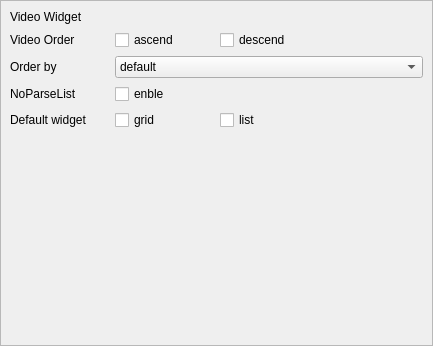
Above: sVanilla/src/ClientUi/Setting/AdvanceSettings.ui from WangPengZhan/sVanilla before the change. Below: the same form after it.
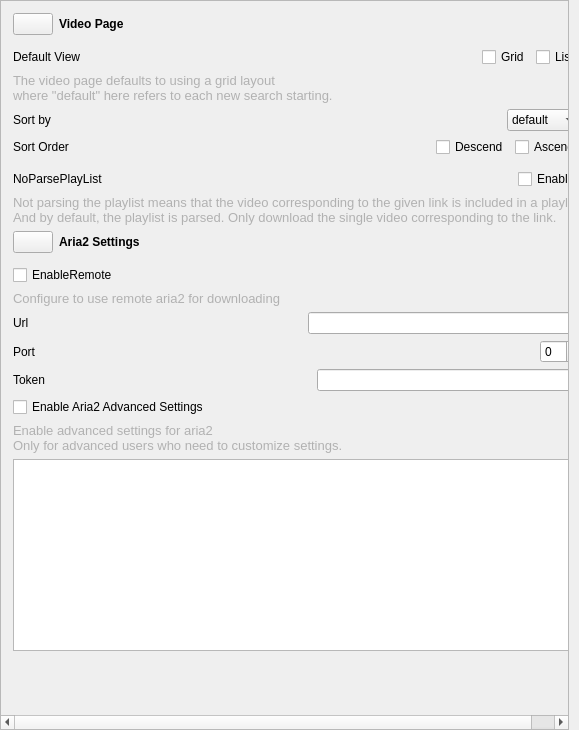
That is the form after the change. Icons and pictures are not drawn. Custom widgets are drawn as their Qt base class.

Commit message: feature: update ui settings

```diff
--- a/sVanilla/src/ClientUi/Setting/AdvanceSettings.ui
+++ b/sVanilla/src/ClientUi/Setting/AdvanceSettings.ui
@@ -6,14 +6,17 @@
    <rect>
     <x>0</x>
     <y>0</y>
-    <width>433</width>
-    <height>346</height>
+    <width>579</width>
+    <height>730</height>
    </rect>
   </property>
   <property name="windowTitle">
    <string>AdvanceSetting</string>
   </property>
-  <layout class="QGridLayout" name="gridLayout">
+  <layout class="QVBoxLayout" name="verticalLayout">
+   <property name="spacing">
+    <number>0</number>
+   </property>
    <property name="leftMargin">
     <number>0</number>
    </property>
@@ -21,15 +24,12 @@
     <number>0</number>
    </property>
    <property name="rightMargin">
-    <number>0</number>
+    <number>10</number>
    </property>
    <property name="bottomMargin">
     <number>0</number>
    </property>
-   <property name="spacing">
-    <number>0</number>
-   </property>
-   <item row="0" column="0">
+   <item>
     <widget class="QScrollArea" name="scrollArea">
      <property name="widgetResizable">
       <bool>true</bool>
@@ -39,136 +39,714 @@
        <rect>
         <x>0</x>
         <y>0</y>
-        <width>431</width>
-        <height>344</height>
+        <width>567</width>
+        <height>770</height>
        </rect>
       </property>
-      <layout class="QGridLayout" name="gridLayoutSrcoll">
+      <layout class="QVBoxLayout" name="verticalLayout_2">
        <property name="leftMargin">
-        <number>0</number>
+        <number>12</number>
        </property>
        <property name="topMargin">
-        <number>0</number>
+        <number>12</number>
        </property>
        <property name="rightMargin">
-        <number>0</number>
+        <number>12</number>
        </property>
        <property name="bottomMargin">
-        <number>0</number>
+        <number>12</number>
        </property>
-       <property name="spacing">
-        <number>0</number>
-       </property>
-       <item row="1" column="0">
-        <spacer name="verticalSpacer">
-         <property name="orientation">
-          <enum>Qt::Vertical</enum>
-         </property>
-         <property name="sizeHint" stdset="0">
-          <size>
-           <width>20</width>
-           <height>202</height>
-          </size>
-         </property>
-        </spacer>
-       </item>
-       <item row="0" column="0">
+       <item>
         <widget class="QWidget" name="widgetVideo" native="true">
-         <layout class="QGridLayout" name="gridLayout_2">
-          <item row="5" column="0">
-           <widget class="QLabel" name="labelDefaultWIdget">
-            <property name="text">
-             <string>Default widget</string>
-            </property>
+         <layout class="QVBoxLayout" name="verticalLayout_4">
+          <property name="leftMargin">
+           <number>0</number>
+          </property>
+          <property name="topMargin">
+           <number>0</number>
+          </property>
+          <property name="rightMargin">
+           <number>0</number>
+          </property>
+          <property name="bottomMargin">
+           <number>0</number>
+          </property>
+          <item>
+           <widget class="QWidget" name="widget_4" native="true">
+            <layout class="QHBoxLayout" name="horizontalLayout_3">
+             <property name="leftMargin">
+              <number>0</number>
+             </property>
+             <property name="topMargin">
+              <number>0</number>
+             </property>
+             <property name="rightMargin">
+              <number>0</number>
+             </property>
+             <property name="bottomMargin">
+              <number>0</number>
+             </property>
+             <item>
+              <widget class="QPushButton" name="btnVideoPageIcon">
+               <property name="sizePolicy">
+                <sizepolicy hsizetype="Fixed" vsizetype="Fixed">
+                 <horstretch>0</horstretch>
+                 <verstretch>0</verstretch>
+                </sizepolicy>
+               </property>
+               <property name="text">
+                <string/>
+               </property>
+               <property name="icon">
+                <iconset resource="../../../resource/sVanilla.qrc">
+                 <normaloff>:/icon/bar/video.svg</normaloff>:/icon/bar/video.svg</iconset>
+               </property>
+               <property name="_vanillaStyle_Patch" stdset="0">
+                <string>ButtonIconPatch</string>
+               </property>
+              </widget>
+             </item>
+             <item>
+              <widget class="QLabel" name="labelVideoWidget">
+               <property name="font">
+                <font>
+                 <bold>true</bold>
+                </font>
+               </property>
+               <property name="text">
+                <string>Video Page</string>
+               </property>
+              </widget>
+             </item>
+            </layout>
            </widget>
           </item>
-          <item row="3" column="0">
-           <widget class="QLabel" name="labelOrderBy">
-            <property name="text">
-             <string>Order by</string>
-            </property>
+          <item>
+           <widget class="DividingLine" name="lineVideoPage" native="true"/>
+          </item>
+          <item>
+           <widget class="QWidget" name="widgetDefaultView" native="true">
+            <layout class="QHBoxLayout" name="horizontalLayout_8">
+             <property name="leftMargin">
+              <number>0</number>
+             </property>
+             <property name="topMargin">
+              <number>0</number>
+             </property>
+             <property name="rightMargin">
+              <number>0</number>
+             </property>
+             <property name="bottomMargin">
+              <number>0</number>
+             </property>
+             <item>
+              <widget class="QLabel" name="labelDefaultWIdget">
+               <property name="text">
+                <string>Default View</string>
+               </property>
+              </widget>
+             </item>
+             <item>
+              <spacer name="horizontalSpacer_3">
+               <property name="orientation">
+                <enum>Qt::Orientation::Horizontal</enum>
+               </property>
+               <property name="sizeHint" stdset="0">
+                <size>
+                 <width>40</width>
+                 <height>20</height>
+                </size>
+               </property>
+              </spacer>
+             </item>
+             <item>
+              <widget class="QCheckBox" name="cbxGrid">
+               <property name="text">
+                <string>Grid</string>
+               </property>
+              </widget>
+             </item>
+             <item>
+              <widget class="QCheckBox" name="cbxList">
+               <property name="text">
+                <string>List</string>
+               </property>
+              </widget>
+             </item>
+            </layout>
            </widget>
           </item>
-          <item row="1" column="2">
-           <widget class="QCheckBox" name="cbxDes">
+          <item>
+           <widget class="QLabel" name="labelDefaultExplain">
+            <property name="palette">
+             <palette>
+              <active>
+               <colorrole role="WindowText">
+                <brush brushstyle="SolidPattern">
+                 <color alpha="66">
+                  <red>0</red>
+                  <green>0</green>
+                  <blue>0</blue>
+                 </color>
+                </brush>
+               </colorrole>
+              </active>
+              <inactive>
+               <colorrole role="WindowText">
+                <brush brushstyle="SolidPattern">
+                 <color alpha="66">
+                  <red>0</red>
+                  <green>0</green>
+                  <blue>0</blue>
+                 </color>
+                </brush>
+               </colorrole>
+              </inactive>
+              <disabled/>
+             </palette>
+            </property>
+            <property name="font">
+             <font>
+              <pointsize>10</pointsize>
+              <fontweight>Light</fontweight>
+             </font>
+            </property>
             <property name="text">
-             <string>descend</string>
+             <string>The video page defaults to using a grid layout
+where &quot;default&quot; here refers to each new search starting.</string>
             </property>
            </widget>
           </item>
-          <item row="4" column="0">
-           <widget class="QLabel" name="labelNoParseList">
-            <property name="text">
-             <string>NoParseList</string>
-            </property>
+          <item>
+           <widget class="QWidget" name="widgetSortBy" native="true">
+            <layout class="QHBoxLayout" name="horizontalLayout_9">
+             <property name="leftMargin">
+              <number>0</number>
+             </property>
+             <property name="topMargin">
+              <number>0</number>
+             </property>
+             <property name="rightMargin">
+              <number>0</number>
+             </property>
+             <property name="bottomMargin">
+              <number>0</number>
+             </property>
+             <item>
+              <widget class="QLabel" name="labelOrderBy">
+               <property name="text">
+                <string>Sort by</string>
+               </property>
+              </widget>
+             </item>
+             <item>
+              <spacer name="horizontalSpacer">
+               <property name="orientation">
+                <enum>Qt::Orientation::Horizontal</enum>
+               </property>
+               <property name="sizeHint" stdset="0">
+                <size>
+                 <width>40</width>
+                 <height>20</height>
+                </size>
+               </property>
+              </spacer>
+             </item>
+             <item>
+              <widget class="QComboBox" name="comboBoxOrderElem">
+               <item>
+                <property name="text">
+                 <string>default</string>
+                </property>
+               </item>
+               <item>
+                <property name="text">
+                 <string>title</string>
+                </property>
+               </item>
+               <item>
+                <property name="text">
+                 <string>time</string>
+                </property>
+               </item>
+               <item>
+                <property name="text">
+                 <string>duration</string>
+                </property>
+               </item>
+              </widget>
+             </item>
+            </layout>
            </widget>
           </item>
-          <item row="0" column="0">
-           <widget class="QLabel" name="labelVideoWIdget">
-            <property name="text">
-             <string>Video Widget</string>
-            </property>
+          <item>
+           <widget class="QWidget" name="widgetSortOrder" native="true">
+            <layout class="QHBoxLayout" name="horizontalLayout_10">
+             <property name="leftMargin">
+              <number>0</number>
+             </property>
+             <property name="topMargin">
+              <number>0</number>
+             </property>
+             <property name="rightMargin">
+              <number>0</number>
+             </property>
+             <property name="bottomMargin">
+              <number>0</number>
+             </property>
+             <item>
+              <widget class="QLabel" name="labelSortVideoOrder">
+               <property name="text">
+                <string>Sort Order</string>
+               </property>
+              </widget>
+             </item>
+             <item>
+              <spacer name="horizontalSpacer_2">
+               <property name="orientation">
+                <enum>Qt::Orientation::Horizontal</enum>
+               </property>
+               <property name="sizeHint" stdset="0">
+                <size>
+                 <width>40</width>
+                 <height>20</height>
+                </size>
+               </property>
+              </spacer>
+             </item>
+             <item>
+              <widget class="QCheckBox" name="cbxDes">
+               <property name="text">
+                <string>Descend</string>
+               </property>
+              </widget>
+             </item>
+             <item>
+              <widget class="QCheckBox" name="cbxAsc">
+               <property name="text">
+                <string>Ascend</string>
+               </property>
+              </widget>
+             </item>
+            </layout>
            </widget>
           </item>
-          <item row="5" column="1">
-           <widget class="QCheckBox" name="cbxGrid">
-            <property name="text">
-             <string>grid</string>
-            </property>
+          <item>
+           <widget class="QWidget" name="widget" native="true">
+            <layout class="QHBoxLayout" name="horizontalLayout">
+             <property name="leftMargin">
+              <number>0</number>
+             </property>
+             <property name="topMargin">
+              <number>0</number>
+             </property>
+             <property name="rightMargin">
+              <number>0</number>
+             </property>
+             <property name="bottomMargin">
+              <number>0</number>
+             </property>
+            </layout>
            </widget>
           </item>
-          <item row="1" column="1">
-           <widget class="QCheckBox" name="cbxAsc">
+          <item>
+           <widget class="QWidget" name="widget_2" native="true">
+            <layout class="QHBoxLayout" name="horizontalLayout_11">
+             <property name="leftMargin">
+              <number>0</number>
+             </property>
+             <property name="topMargin">
+              <number>0</number>
+             </property>
+             <property name="rightMargin">
+              <number>0</number>
+             </property>
+             <property name="bottomMargin">
+              <number>0</number>
+             </property>
+             <item>
+              <widget class="QLabel" name="label_3">
+               <property name="text">
+                <string>NoParsePlayList</string>
+               </property>
+              </widget>
+             </item>
+             <item>
+              <spacer name="horizontalSpacer_7">
+               <property name="orientation">
+                <enum>Qt::Orientation::Horizontal</enum>
+               </property>
+               <property name="sizeHint" stdset="0">
+                <size>
+                 <width>40</width>
+                 <height>20</height>
+                </size>
+               </property>
+              </spacer>
+             </item>
+             <item>
+              <widget class="QCheckBox" name="cbxNoParseList">
+               <property name="text">
+                <string>Enable</string>
+               </property>
+              </widget>
+             </item>
+            </layout>
+           </widget>
+          </item>
+          <item>
+           <widget class="QLabel" name="labelNoParsePlayListExplain">
+            <property name="palette">
+             <palette>
+              <active>
+               <colorrole role="WindowText">
+                <brush brushstyle="SolidPattern">
+                 <color alpha="66">
+                  <red>0</red>
+                  <green>0</green>
+                  <blue>0</blue>
+                 </color>
+                </brush>
+               </colorrole>
+              </active>
+              <inactive>
+               <colorrole role="WindowText">
+                <brush brushstyle="SolidPattern">
+                 <color alpha="66">
+                  <red>0</red>
+                  <green>0</green>
+                  <blue>0</blue>
+                 </color>
+                </brush>
+               </colorrole>
+              </inactive>
+              <disabled/>
+             </palette>
+            </property>
+            <property name="font">
+             <font>
+              <pointsize>10</pointsize>
+              <fontweight>Light</fontweight>
+             </font>
+            </property>
             <property name="text">
-             <string>ascend</string>
+             <string>Not parsing the playlist means that the video corresponding to the given link is included in a playlist
+And by default, the playlist is parsed. Only download the single video corresponding to the link.</string>
             </property>
            </widget>
           </item>
-          <item row="1" column="0">
-           <widget class="QLabel" name="labelSortVideoOrder">
+         </layout>
+        </widget>
+       </item>
+       <item>
+        <widget class="QWidget" name="aria2Settings" native="true">
+         <layout class="QVBoxLayout" name="verticalLayout_3">
+          <property name="leftMargin">
+           <number>0</number>
+          </property>
+          <property name="topMargin">
+           <number>0</number>
+          </property>
+          <property name="rightMargin">
+           <number>0</number>
+          </property>
+          <property name="bottomMargin">
+           <number>0</number>
+          </property>
+          <item>
+           <widget class="QWidget" name="aria2SettingTitle" native="true">
+            <layout class="QHBoxLayout" name="horizontalLayout_4">
+             <property name="leftMargin">
+              <number>0</number>
+             </property>
+             <property name="topMargin">
+              <number>0</number>
+             </property>
+             <property name="rightMargin">
+              <number>0</number>
+             </property>
+             <property name="bottomMargin">
+              <number>0</number>
+             </property>
+             <item>
+              <widget class="QPushButton" name="pushButton">
+               <property name="sizePolicy">
+                <sizepolicy hsizetype="Fixed" vsizetype="Fixed">
+                 <horstretch>0</horstretch>
+                 <verstretch>0</verstretch>
+                </sizepolicy>
+               </property>
+               <property name="text">
+                <string/>
+               </property>
+               <property name="icon">
+                <iconset resource="../../../resource/sVanilla.qrc">
+                 <normaloff>:/icon/bar/download.svg</normaloff>:/icon/bar/download.svg</iconset>
+               </property>
+               <property name="_vanillaStyle_Patch" stdset="0">
+                <string>ButtonIconPatch</string>
+               </property>
+              </widget>
+             </item>
+             <item>
+              <widget class="QLabel" name="labelAria2CommonSettings">
+               <property name="font">
+                <font>
+                 <bold>true</bold>
+                </font>
+               </property>
+               <property name="text">
+                <string>Aria2 Settings</string>
+               </property>
+              </widget>
+             </item>
+            </layout>
+           </widget>
+          </item>
+          <item>
+           <widget class="DividingLine" name="lineAria2Setting" native="true"/>
+          </item>
+          <item>
+           <widget class="QCheckBox" name="checkBoxAria2EnableRemote">
             <property name="text">
-             <string>Video Order</string>
+             <string>EnableRemote</string>
             </property>
            </widget>
           </item>
-          <item row="4" column="1">
-           <widget class="QCheckBox" name="cbxNoParseList">
+          <item>
+           <widget class="QLabel" name="labelEnableRemoteExplain">
+            <property name="palette">
+             <palette>
+              <active>
+               <colorrole role="WindowText">
+                <brush brushstyle="SolidPattern">
+                 <color alpha="66">
+                  <red>0</red>
+                  <green>0</green>
+                  <blue>0</blue>
+                 </color>
+                </brush>
+               </colorrole>
+              </active>
+              <inactive>
+               <colorrole role="WindowText">
+                <brush brushstyle="SolidPattern">
+                 <color alpha="66">
+                  <red>0</red>
+                  <green>0</green>
+                  <blue>0</blue>
+                 </color>
+                </brush>
+               </colorrole>
+              </inactive>
+              <disabled/>
+             </palette>
+            </property>
+            <property name="font">
+             <font>
+              <pointsize>10</pointsize>
+              <fontweight>Light</fontweight>
+             </font>
+            </property>
             <property name="text">
-             <string>enble</string>
+             <string>Configure to use remote aria2 for downloading</string>
             </property>
            </widget>
           </item>
-          <item row="3" column="1" colspan="3">
-           <widget class="QComboBox" name="comboBoxOrderElem">
-            <item>
-             <property name="text">
-              <string>default</string>
+          <item>
+           <widget class="QWidget" name="widgetAria2Url" native="true">
+            <layout class="QHBoxLayout" name="horizontalLayout_5">
+             <property name="leftMargin">
+              <number>0</number>
              </property>
-            </item>
-            <item>
-             <property name="text">
-              <string>title</string>
+             <property name="topMargin">
+              <number>0</number>
              </property>
-            </item>
-            <item>
-             <property name="text">
-              <string>time</string>
+             <property name="rightMargin">
+              <number>0</number>
              </property>
-            </item>
-            <item>
-             <property name="text">
-              <string>duration</string>
+             <property name="bottomMargin">
+              <number>0</number>
              </property>
-            </item>
+             <item>
+              <widget class="QLabel" name="labelAria2Url">
+               <property name="text">
+                <string>Url</string>
+               </property>
+              </widget>
+             </item>
+             <item>
+              <spacer name="horizontalSpacer_4">
+               <property name="orientation">
+                <enum>Qt::Orientation::Horizontal</enum>
+               </property>
+               <property name="sizeHint" stdset="0">
+                <size>
+                 <width>40</width>
+                 <height>20</height>
+                </size>
+               </property>
+              </spacer>
+             </item>
+             <item>
+              <widget class="QLineEdit" name="lineEditAria2Url"/>
+             </item>
+            </layout>
            </widget>
           </item>
-          <item row="5" column="2">
-           <widget class="QCheckBox" name="cbxList">
+          <item>
+           <widget class="QWidget" name="widgetAria2Port" native="true">
+            <layout class="QHBoxLayout" name="horizontalLayout_6">
+             <property name="leftMargin">
+              <number>0</number>
+             </property>
+             <property name="topMargin">
+              <number>0</number>
+             </property>
+             <property name="rightMargin">
+              <number>0</number>
+             </property>
+             <property name="bottomMargin">
+              <number>0</number>
+             </property>
+             <item>
+              <widget class="QLabel" name="labelAria2Port">
+               <property name="text">
+                <string>Port</string>
+               </property>
+              </widget>
+             </item>
+             <item>
+              <spacer name="horizontalSpacer_5">
+               <property name="orientation">
+                <enum>Qt::Orientation::Horizontal</enum>
+               </property>
+               <property name="sizeHint" stdset="0">
+                <size>
+                 <width>40</width>
+                 <height>20</height>
+                </size>
+               </property>
+              </spacer>
+             </item>
+             <item>
+              <widget class="QSpinBox" name="spinBoxAria2Port"/>
+             </item>
+            </layout>
+           </widget>
+          </item>
+          <item>
+           <widget class="QWidget" name="widgetAria2Token" native="true">
+            <layout class="QHBoxLayout" name="horizontalLayout_7">
+             <property name="leftMargin">
+              <number>0</number>
+             </property>
+             <property name="topMargin">
+              <number>0</number>
+             </property>
+             <property name="rightMargin">
+              <number>0</number>
+             </property>
+             <property name="bottomMargin">
+              <number>0</number>
+             </property>
+             <item>
+              <widget class="QLabel" name="labelAria2Token">
+               <property name="text">
+                <string>Token</string>
+               </property>
+              </widget>
+             </item>
+             <item>
+              <spacer name="horizontalSpacer_6">
+               <property name="orientation">
+                <enum>Qt::Orientation::Horizontal</enum>
+               </property>
+               <property name="sizeHint" stdset="0">
+                <size>
+                 <width>40</width>
+                 <height>20</height>
+                </size>
+               </property>
+              </spacer>
+             </item>
+             <item>
+              <widget class="QLineEdit" name="lineEditAria2Token"/>
+             </item>
+            </layout>
+           </widget>
+          </item>
+          <item>
+           <widget class="QCheckBox" name="checkBoxEnableAria2AdvancedSettings">
             <property name="text">
-             <string>list</string>
+             <string>Enable Aria2 Advanced Settings</string>
             </property>
            </widget>
           </item>
+          <item>
+           <widget class="QLabel" name="label">
+            <property name="palette">
+             <palette>
+              <active>
+               <colorrole role="WindowText">
+                <brush brushstyle="SolidPattern">
+                 <color alpha="66">
+                  <red>0</red>
+                  <green>0</green>
+                  <blue>0</blue>
+                 </color>
+                </brush>
+               </colorrole>
+              </active>
+              <inactive>
+               <colorrole role="WindowText">
+                <brush brushstyle="SolidPattern">
+                 <color alpha="66">
+                  <red>0</red>
+                  <green>0</green>
+                  <blue>0</blue>
+                 </color>
+                </brush>
+               </colorrole>
+              </inactive>
+              <disabled/>
+             </palette>
+            </property>
+            <property name="font">
+             <font>
+              <pointsize>10</pointsize>
+              <fontweight>Light</fontweight>
+             </font>
+            </property>
+            <property name="text">
+             <string>Enable advanced settings for aria2
+Only for advanced users who need to customize settings.</string>
+            </property>
+           </widget>
+          </item>
+          <item>
+           <widget class="Aria2AdvanceSettings" name="listWidgetAria2AdvancedSettings">
+            <property name="sizePolicy">
+             <sizepolicy hsizetype="Expanding" vsizetype="Fixed">
+              <horstretch>0</horstretch>
+              <verstretch>0</verstretch>
+             </sizepolicy>
+            </property>
+           </widget>
+          </item>
+          <item>
+           <spacer name="verticalSpacer">
+            <property name="orientation">
+             <enum>Qt::Orientation::Vertical</enum>
+            </property>
+            <property name="sizeHint" stdset="0">
+             <size>
+              <width>20</width>
+              <height>40</height>
+             </size>
+            </property>
+           </spacer>
+          </item>
          </layout>
         </widget>
        </item>
@@ -178,6 +756,21 @@
    </item>
   </layout>
  </widget>
- <resources/>
+ <customwidgets>
+  <customwidget>
+   <class>Aria2AdvanceSettings</class>
+   <extends>QListWidget</extends>
+   <header>SUI/Aria2Settings/Aria2AdvanceSettings.h</header>
+  </customwidget>
+  <customwidget>
+   <class>DividingLine</class>
+   <extends>QWidget</extends>
+   <header>SUI/DividingLine.h</header>
+   <container>1</container>
+  </customwidget>
+ </customwidgets>
+ <resources>
+  <include location="../../../resource/sVanilla.qrc"/>
+ </resources>
  <connections/>
 </ui>
```
The commit also changes 19 other files.
